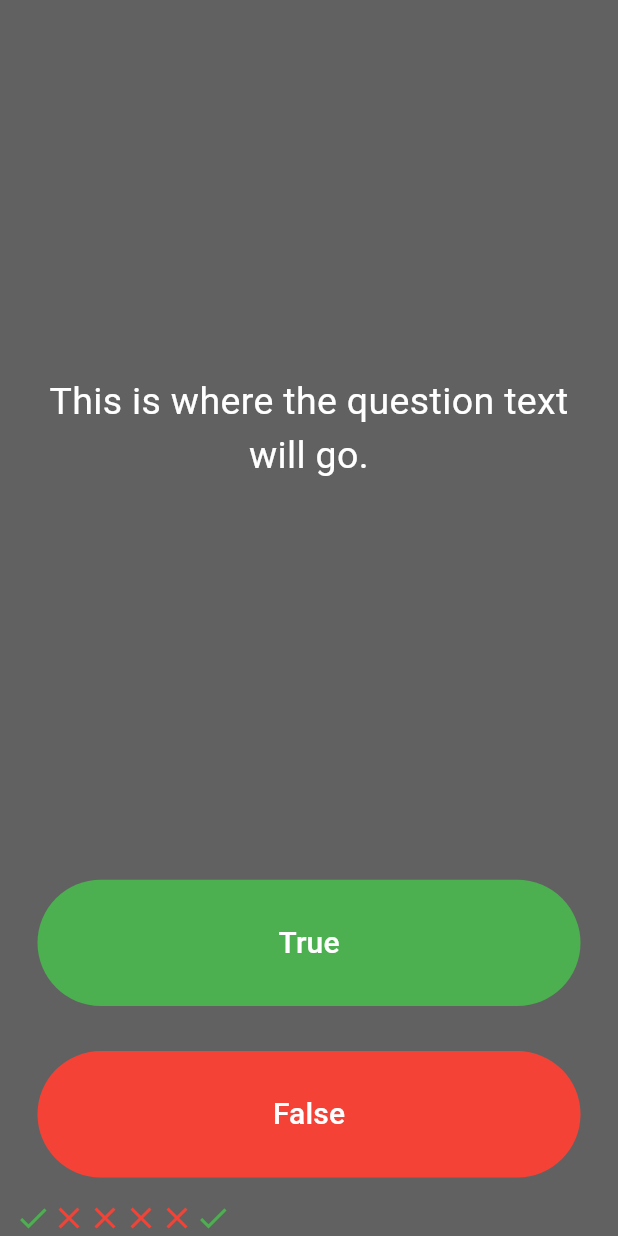
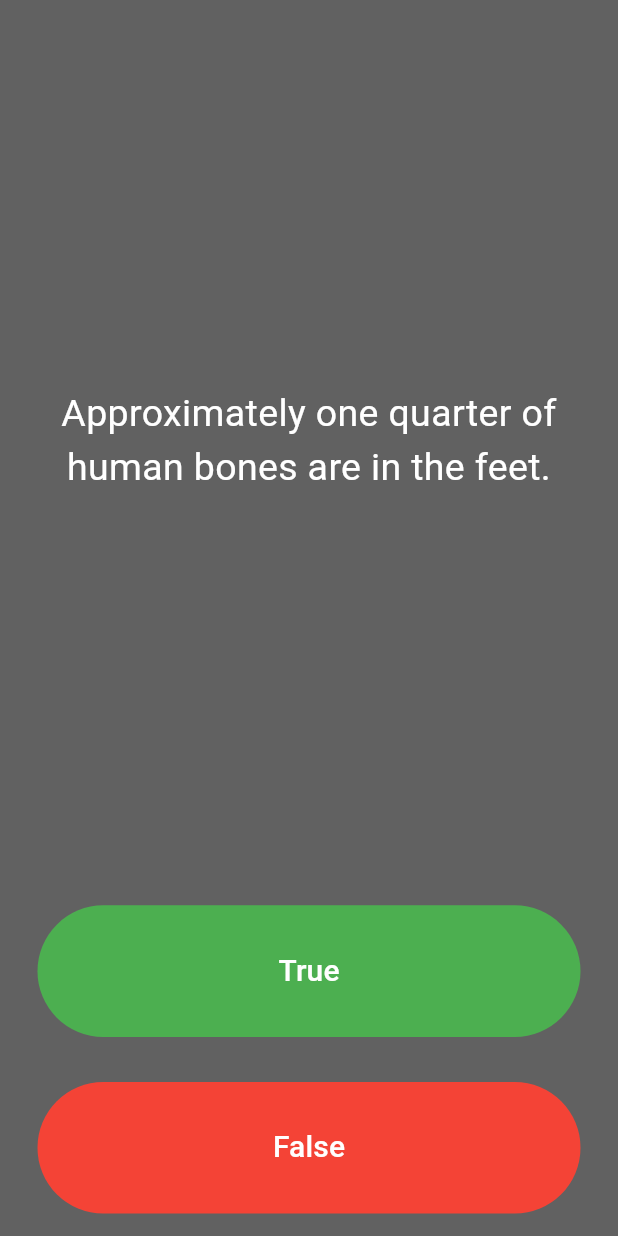
Before and after one commit to mr-schway/quizzler, a Flutter app: the screen it shows after launch, after a tap on "True", on a phone screen of 412 x 824 dp. Run offline on Flutter 3.47's test engine with Material 3 defaults, Android fonts, the phone set to English and light mode, and no system bars.

Commit message:
Display questions

```diff
--- a/lib/main.dart
+++ b/lib/main.dart
@@ -1,3 +1,5 @@
+import 'dart:math';
+
 import 'package:flutter/material.dart';
 
 void main() {
@@ -31,28 +33,15 @@ class QuizPage extends StatefulWidget {
 }
 
 class _QuizPageState extends State<QuizPage> {
-  List<Icon> scoreKeeper = [
-    const Icon(
-      Icons.check,
-      color: Colors.green,
-    ),
-    const Icon(
-      Icons.close,
-      color: Colors.red,
-    ),
-    const Icon(
-      Icons.close,
-      color: Colors.red,
-    ),
-    const Icon(
-      Icons.close,
-      color: Colors.red,
-    ),
-    const Icon(
-      Icons.close,
-      color: Colors.red,
-    ),
+  List<Icon> scoreKeeper = [];
+
+  List<String> questions = [
+    'You can lead a cow down stairs but not up stairs.',
+    'Approximately one quarter of human bones are in the feet.',
+    'A slug\'s blood is green.',
   ];
+
+  int questionNumber = 0;
 
   @override
   Widget build(BuildContext context) {
@@ -60,15 +49,15 @@ class _QuizPageState extends State<QuizPage> {
       mainAxisAlignment: MainAxisAlignment.spaceBetween,
       crossAxisAlignment: CrossAxisAlignment.stretch,
       children: <Widget>[
-        const Expanded(
+        Expanded(
           flex: 5,
           child: Padding(
             padding: EdgeInsets.all(10.0),
             child: Center(
               child: Text(
-                'This is where the question text will go.',
+                questions[questionNumber],
                 textAlign: TextAlign.center,
-                style: TextStyle(
+                style: const TextStyle(
                   fontSize: 25.0,
                   color: Colors.white,
                 ),
@@ -93,12 +82,7 @@ class _QuizPageState extends State<QuizPage> {
               onPressed: () {
                 //The user picked true.
                 setState(() {
-                  scoreKeeper.add(
-                    const Icon(
-                      Icons.check,
-                      color: Colors.green,
-                    ),
-                  );
+                  questionNumber++;
                 });
               },
             ),
@@ -120,6 +104,9 @@ class _QuizPageState extends State<QuizPage> {
               ),
               onPressed: () {
                 //The user picked false.
+                setState(() {
+                  questionNumber++;
+                });
               },
             ),
           ),
```
